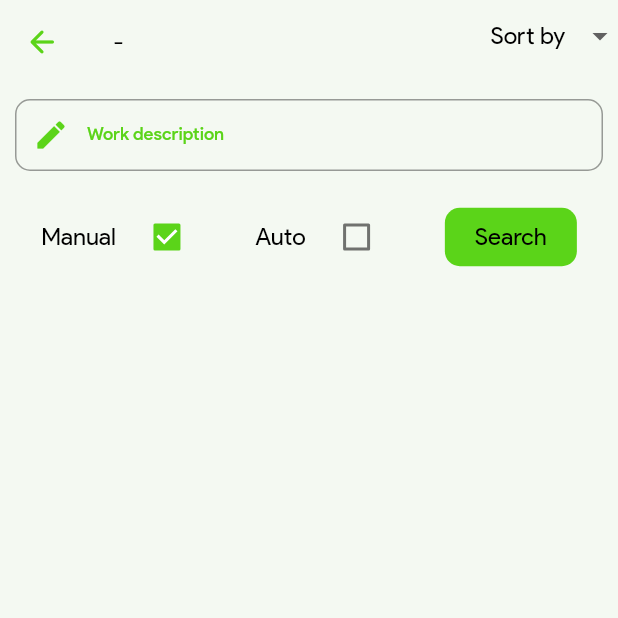
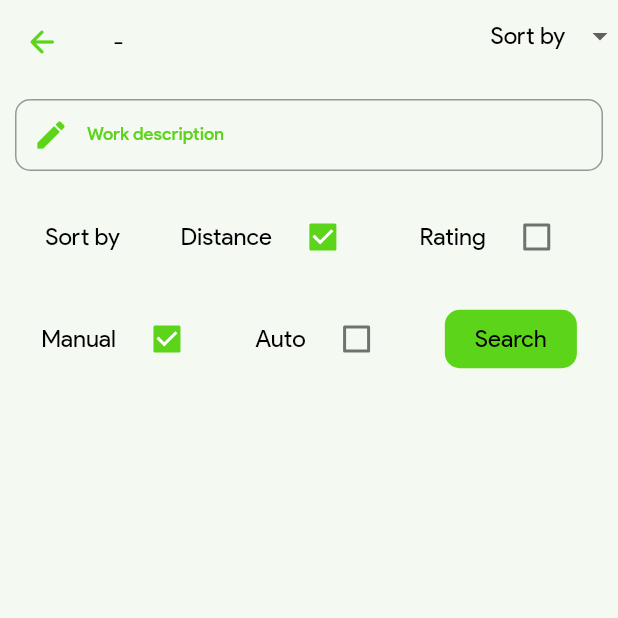
Before and after one commit to kartheek2907/hourly-need, a Flutter app: the ListShow screen opened directly with empty values, on a phone screen of 412 x 824 dp, the top half of it. Run offline on Flutter 3.47's test engine with Material 2 defaults, Android fonts, the light colour scheme and no system bars; our stand-ins replace firebase_auth, firebase_core, flutter_local_notifications, fluttertoast, geolocator, google_maps_flutter and 2 more; missing offline and left inert: flutter_polyline_points, geocoder; accounts and stored records are empty.

Commit message:
Update home.dart

```diff
--- a/lib/home.dart
+++ b/lib/home.dart
@@ -13,7 +13,7 @@ List<dynamic> subCat = List<dynamic>();
 List<String> subCatList = List<String>();
 int cInd = 0, sInd = 0, sCount = 0;
 String searchText = '', name = '', phone = '', address = '', location = '';
-bool manual = true, auto = false, searching = false, work = false, active = false;
+bool manual = true, auto = false, searching = false, work = false, active = false, searchByDist = true, searchByRat = false;
 Position curLoc;
 String curAdd = 'Loading...';
 String hNo = '', street = '', city = '', state = '', country = '', zip = '';
@@ -1511,6 +1511,60 @@ class _ListShowState extends State<ListShow> {
               child: Row(
                 mainAxisAlignment: MainAxisAlignment.spaceAround,
                 children: [
+                  Text(
+                    'Sort by',
+                    style: Theme.of(context).textTheme.headline5,
+                  ),
+                  Row(
+                    children: [
+                      Text(
+                        'Distance',
+                        style: Theme.of(context).textTheme.headline5,
+                      ),
+                      SizedBox(
+                        width: 10,
+                      ),
+                      Checkbox(
+                        activeColor: Theme.of(context).colorScheme.primary,
+                        value: searchByDist,
+                        onChanged: (val) {
+                          setState(() {
+                            searchByDist = val;
+                            searchByRat = false;
+                          });
+                        },
+                      ),
+                    ],
+                  ),
+                  Row(
+                    children: [
+                      Text(
+                        'Rating',
+                        style: Theme.of(context).textTheme.headline5,
+                      ),
+                      SizedBox(
+                        width: 10,
+                      ),
+                      Checkbox(
+                        activeColor: Theme.of(context).colorScheme.primary,
+                        value: searchByRat,
+                        onChanged: (val) {
+                          setState(() {
+                            searchByRat = val;
+                            searchByDist = false;
+                          });
+                        },
+                      ),
+                    ],
+                  ),
+                ],
+              ),
+            ),
+            Container(
+              padding: EdgeInsets.all(10),
+              child: Row(
+                mainAxisAlignment: MainAxisAlignment.spaceAround,
+                children: [
                   Row(
                     children: [
                       Text(
```
